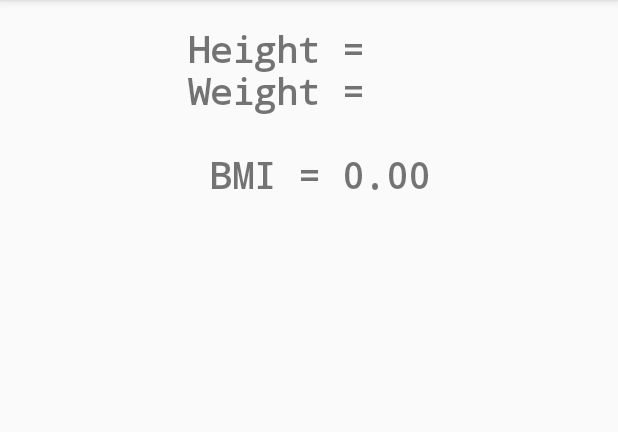
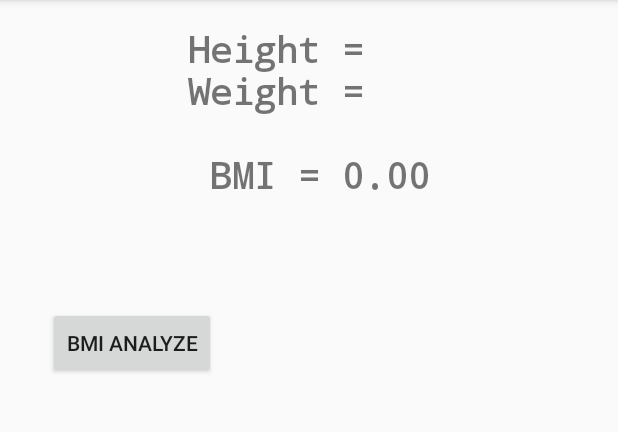
Before and after one commit to BelieveRich/Android_BMI_Calculator_by_RC, an Android app: the screen it shows after launch (DisplayMessageActivity), after a tap on "CALCULATE", on a phone screen of 412 x 824 dp, the part 84-516 px from its top. Run offline under Robolectric (Android 15) with nearby library versions, the phone set to English and light mode, and no system bars; 1 statement that could not run was skipped.

Commit message:
- Add BMI analyzer activity - Add android:launchMode="SingleTop" to avoid losing parent state/values when using back button on top

```diff
--- a/app/src/main/java/com/example/richardsapplication/MainActivity.java
+++ b/app/src/main/java/com/example/richardsapplication/MainActivity.java
@@ -10,6 +10,8 @@ import android.widget.EditText;
 public class MainActivity extends AppCompatActivity {
 
     public static final String EXTRA_MESSAGE = "com.example.myfirstapp.MESSAGE";
+    public static double gBMI_result = 0.0f;
+
     @Override
     protected void onCreate(Bundle savedInstanceState) {
         super.onCreate(savedInstanceState);
@@ -29,10 +31,11 @@ public class MainActivity extends AppCompatActivity {
         double BMI_result = Double.parseDouble(editTextWeight.getText().toString()) /
                             DivideBy100(Double.parseDouble(editTextHeight.getText().toString())) /
                             DivideBy100(Double.parseDouble(editTextHeight.getText().toString()));
+        gBMI_result = BMI_result;
         /* round to 2 decimal places */
         String message = "Height = " + editTextHeight.getText().toString() +
                          "\nWeight = " + editTextWeight.getText().toString() +
-                         "\n\n BMI = " + String.format("%.2f", BMI_result);
+                         "\n\n BMI = " + String.format("%.2f", gBMI_result);
         intent.putExtra(EXTRA_MESSAGE, message);
         startActivity(intent);
     }
--- a/app/src/main/res/layout/activity_display_message.xml
+++ b/app/src/main/res/layout/activity_display_message.xml
@@ -18,4 +18,15 @@
         app:layout_constraintEnd_toEndOf="parent"
         app:layout_constraintStart_toStartOf="parent"
         app:layout_constraintTop_toTopOf="parent" />
+
+    <Button
+        android:id="@+id/button_analyze_BMI"
+        android:layout_width="wrap_content"
+        android:layout_height="wrap_content"
+        android:layout_marginStart="32dp"
+        android:layout_marginTop="72dp"
+        android:onClick="onBMIAnalyze"
+        android:text="BMI Analyze"
+        app:layout_constraintStart_toStartOf="parent"
+        app:layout_constraintTop_toBottomOf="@+id/textView4" />
 </androidx.constraintlayout.widget.ConstraintLayout>
```
Also changed, not shown: app/src/main/AndroidManifest.xml (+10 -3 lines), app/src/main/java/com/example/richardsapplication/BMIAnalyzerActivity.java (added, +22 -0 lines), app/src/main/java/com/example/richardsapplication/DisplayMessageActivity.java (+12 -0 lines), app/src/main/res/layout/activity_b_m_i_analyzer.xml (added, +17 -0 lines).
